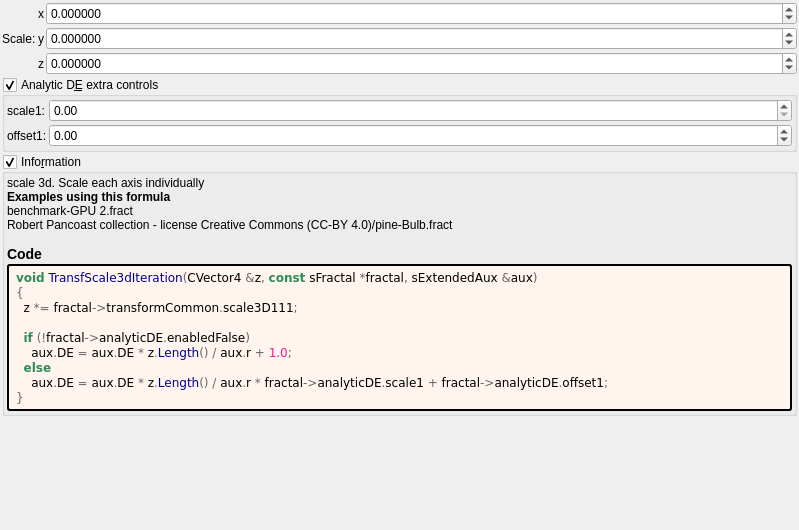
Above: mandelbulber2/formula/ui/transf_scale3d.ui from buddhi1980/mandelbulber2 before the change. Below: the same form after it.
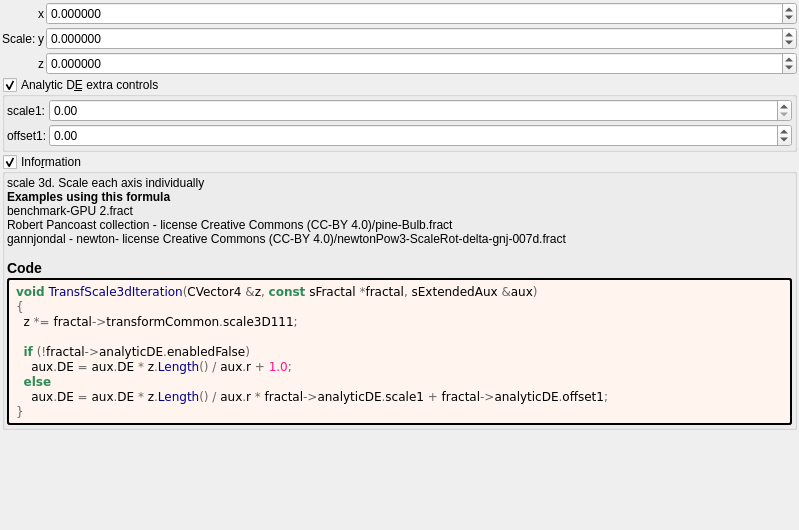
That is the form after the change. Custom widgets are drawn as their Qt base class.

The edit to the form file:
```diff
--- a/mandelbulber2/formula/ui/transf_scale3d.ui
+++ b/mandelbulber2/formula/ui/transf_scale3d.ui
@@ -284,7 +284,7 @@
         <property name="text">
          <string notr="true">&lt;p&gt;scale 3d. Scale each axis individually&lt;/p&gt;&lt;table&gt;
 &lt;/table&gt;
-&lt;br&gt;&lt;b&gt;Examples using this formula&lt;/b&gt;&lt;br&gt;benchmark-GPU 2.fract&lt;br&gt;Robert Pancoast collection - license Creative Commons (CC-BY 4.0)/pine-Bulb.fract&lt;h3&gt;Code&lt;/h3&gt;</string>
+&lt;br&gt;&lt;b&gt;Examples using this formula&lt;/b&gt;&lt;br&gt;benchmark-GPU 2.fract&lt;br&gt;Robert Pancoast collection - license Creative Commons (CC-BY 4.0)/pine-Bulb.fract&lt;br&gt;gannjondal - newton- license Creative Commons (CC-BY 4.0)/newtonPow3-ScaleRot-delta-gnj-007d.fract&lt;h3&gt;Code&lt;/h3&gt;</string>
         </property>
         <property name="wordWrap">
          <bool>true</bool>
```
Left out of the diff: 2 changed lines with no effect on the pictures.
